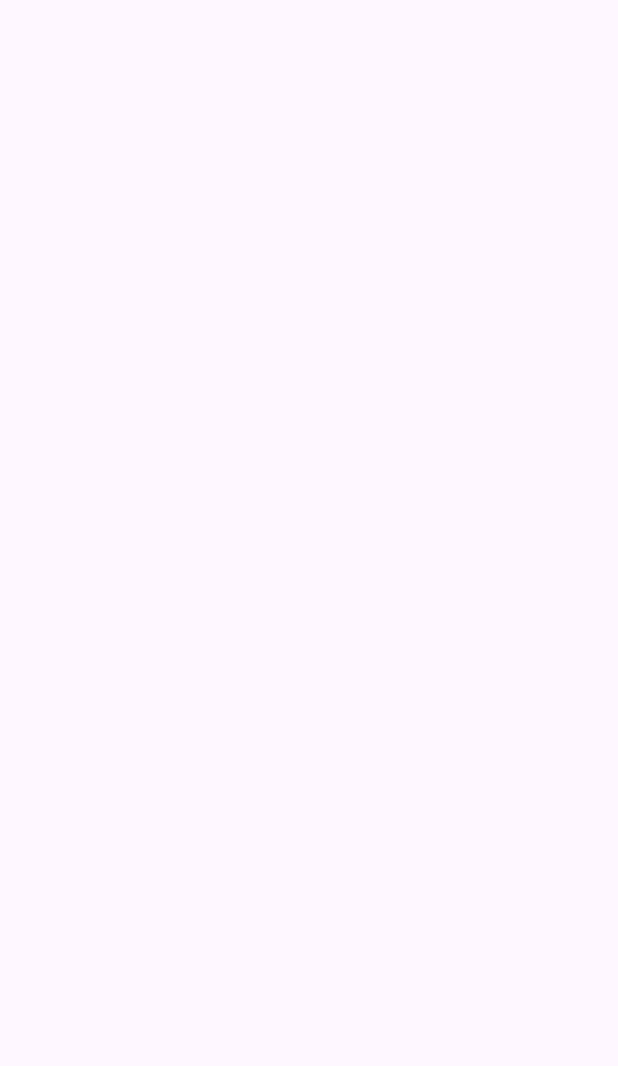
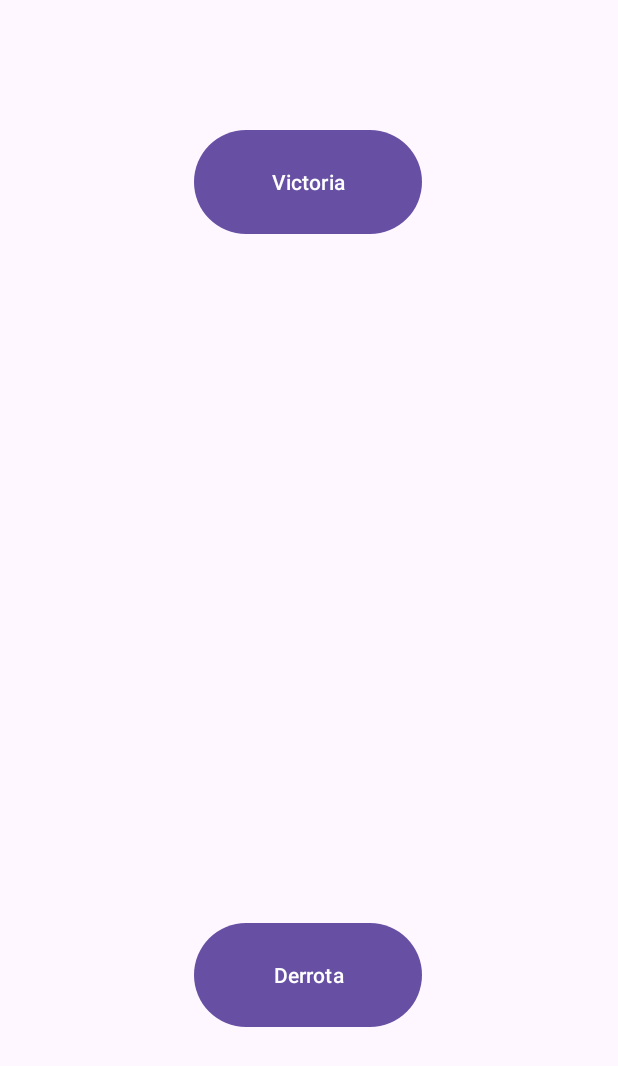
Before and after one commit to Mankelito/Bop-em, an Android app: the GameActivity screen opened directly, with no data from a screen before it, on a phone screen of 412 x 824 dp. Before the commit the part shown is empty. Shown: the top 1066 px of the screen. Run offline under Robolectric (Android 15) with nearby library versions, the phone set to English and light mode, and no system bars.

Commit message:
se añadieron mediaplayer para sonidos de victoria, derrota, y musica de fondo, ademas de maneras de interactuar con ellas

```diff
--- a/app/src/main/java/cl/mankeke/bopem/GameActivity.kt
+++ b/app/src/main/java/cl/mankeke/bopem/GameActivity.kt
@@ -1,11 +1,70 @@
 package cl.mankeke.bopem
 
+import android.media.MediaPlayer
 import androidx.appcompat.app.AppCompatActivity
 import android.os.Bundle
+import android.view.GestureDetector
+import android.view.MotionEvent
+import android.widget.Button
 
 class GameActivity : AppCompatActivity() {
+    private lateinit var gestureDetector: GestureDetector
+    private lateinit var mediaPlayerBgm: MediaPlayer
+    private lateinit var mediaPlayerVictory: MediaPlayer
+    private lateinit var mediaPlayerLose: MediaPlayer
+    private lateinit var victoryButton: Button
+    private lateinit var loseButton: Button
+
     override fun onCreate(savedInstanceState: Bundle?) {
         super.onCreate(savedInstanceState)
         setContentView(R.layout.activity_game)
+
+        gestureDetector = GestureDetector(this, GestureListener())
+        mediaPlayerBgm = MediaPlayer.create(this, R.raw.bgmusic)
+        mediaPlayerVictory = MediaPlayer.create(this, R.raw.winsoundeffect)
+        mediaPlayerLose = MediaPlayer.create(this, R.raw.wrongsoundeffect)
+
+        victoryButton = findViewById<Button>(R.id.victoryButton)
+        loseButton = findViewById<Button>(R.id.loseButton)
+
+        victoryButton.setOnClickListener(){
+            mediaPlayerVictory.start()
+        }
+
+        loseButton.setOnClickListener(){
+            mediaPlayerLose.start()
+        }
+
+        mediaPlayerBgm.start()
+    }
+
+
+
+    override fun onTouchEvent(event: MotionEvent): Boolean {
+        gestureDetector.onTouchEvent(event)
+        return super.onTouchEvent(event)
+    }
+    inner class GestureListener : GestureDetector.SimpleOnGestureListener() {
+        override fun onLongPress(e: MotionEvent) {
+            mediaPlayerLose.start()
+        }
+
+        override fun onFling(
+            e1: MotionEvent, e2: MotionEvent,
+            velocityX: Float, velocityY: Float
+        ): Boolean {
+            mediaPlayerVictory.start()
+            return true
+        }
+    }
+
+    override fun onPause() {
+        super.onPause()
+        mediaPlayerBgm.pause()
+    }
+
+    override fun onStop() {
+        super.onStop()
+        mediaPlayerBgm.stop()
     }
 }
--- a/app/src/main/java/cl/mankeke/bopem/MainActivity.kt
+++ b/app/src/main/java/cl/mankeke/bopem/MainActivity.kt
@@ -38,5 +38,7 @@ class MainActivity : AppCompatActivity() {
 
 
 
+
+
     }
 }
--- a/app/src/main/res/layout/activity_game.xml
+++ b/app/src/main/res/layout/activity_game.xml
@@ -6,4 +6,27 @@
     android:layout_height="match_parent"
     tools:context=".GameActivity">
 
+    <Button
+        android:id="@+id/victoryButton"
+        android:layout_width="152dp"
+        android:layout_height="77dp"
+        android:text="@string/button_victory"
+        app:layout_constraintBottom_toBottomOf="parent"
+        app:layout_constraintEnd_toEndOf="parent"
+        app:layout_constraintHorizontal_bias="0.498"
+        app:layout_constraintStart_toStartOf="parent"
+        app:layout_constraintTop_toTopOf="parent"
+        app:layout_constraintVertical_bias="0.111" />
+
+    <Button
+        android:id="@+id/loseButton"
+        android:layout_width="152dp"
+        android:layout_height="77dp"
+        android:text="@string/button_lose"
+        app:layout_constraintBottom_toBottomOf="parent"
+        app:layout_constraintEnd_toEndOf="parent"
+        app:layout_constraintHorizontal_bias="0.498"
+        app:layout_constraintStart_toStartOf="parent"
+        app:layout_constraintTop_toTopOf="parent"
+        app:layout_constraintVertical_bias="0.819" />
 </androidx.constraintlayout.widget.ConstraintLayout>
--- a/app/src/main/res/values/strings.xml
+++ b/app/src/main/res/values/strings.xml
@@ -10,6 +10,8 @@
     <string name="button_about">About</string>
     <string name="button_settings">Settings</string>
     <string name="button_next">Next</string>
+    <string name="button_victory">Victoria</string>
+    <string name="button_lose">Derrota</string>
 
     <!--Preferences -->
     <string name="category_playerData">Datos del jugador</string>
```
Also changed, not shown: 3 other files.
